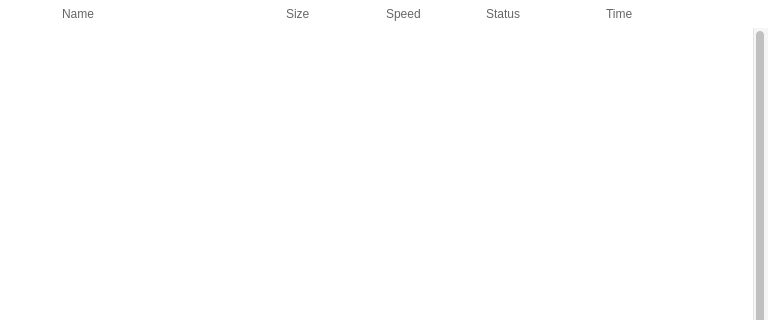
Qt form src/MEGASync/gui/linux/TransfersWidget.ui (meganz/MEGAsync) before a commit; both pictures show x 0 to 768 and y 0 to 320 of the 768 by 642 pixel window.
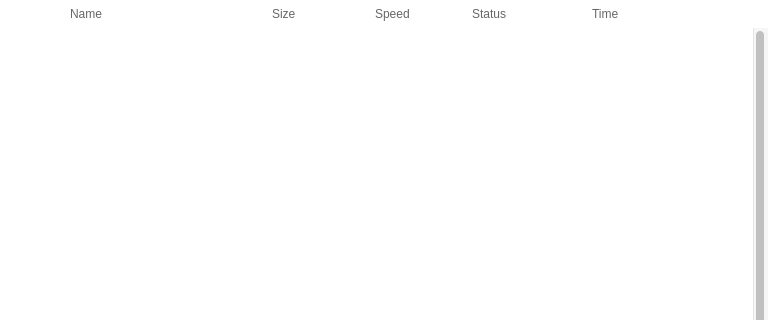
The same form after that commit. Icons and pictures are not drawn. Custom widgets are drawn as their Qt base class.

Commit message: Transfer Manager: + overquotas handling (transfer and storage), resize rework, polish UI (linux), cleanup

```diff
--- a/src/MEGASync/gui/linux/TransfersWidget.ui
+++ b/src/MEGASync/gui/linux/TransfersWidget.ui
@@ -45,23 +45,56 @@
 
 #wTableHeader QToolButton
 {
+    width: 24px;
+    min-width: 24px;
+    max-width: 24px;
+    heigth: 24px;
+    min-heigth: 24px;
+    max-heigth: 24px;
     qProperty-iconSize: 24px;
     border: none;
-	padding-left: 0;
-	margin-left: 0;
 }
 
-#wTableHeader QLabel, #wTableHeader  QPushButton
+#wPauseResumeAll
 {
+    width: 24px;
+    min-width: 24px;
+    max-width: 24px;
+    heigth: 24px;
+    min-heigth: 24px;
+    max-heigth: 24px;
+}
+
+#wTableHeader QPushButton
+{
+	color: #666666;
+	font-size: 12px;
+    text-align: left;
+	border: none;
+	margin-right: 0;
     padding: 0;
+}
+
+#lHeaderStatus, #lHeaderTime
+{
 	color: #666666;
 	font-size: 12px;
     text-align: left;
 	border: none;
-	padding-left: 0;
 	margin-left: 0;
+    padding: 0;
 }
-</string>
+
+
+#lHeaderSpeed
+{
+	color: #666666;
+	font-size: 12px;
+    text-align: left;
+	padding-left: 4px;
+	margin-left 0;
+	border: none;
+}</string>
   </property>
   <layout class="QGridLayout" name="TransfersWidgetLayout">
    <property name="sizeConstraint">
@@ -151,7 +184,7 @@
       </property>
       <property name="minimumSize">
        <size>
-        <width>692</width>
+        <width>714</width>
         <height>0</height>
        </size>
       </property>
@@ -179,36 +212,18 @@
        </property>
        <item>
         <widget class="QWidget" name="wTableHeader" native="true">
-         <property name="sizePolicy">
-          <sizepolicy hsizetype="Expanding" vsizetype="Fixed">
-           <horstretch>0</horstretch>
-           <verstretch>0</verstretch>
-          </sizepolicy>
-         </property>
-         <property name="minimumSize">
-          <size>
-           <width>700</width>
-           <height>28</height>
-          </size>
-         </property>
-         <property name="maximumSize">
-          <size>
-           <width>16777215</width>
-           <height>28</height>
-          </size>
-         </property>
          <layout class="QHBoxLayout" name="wTableHeaderLayout">
           <property name="spacing">
            <number>0</number>
           </property>
           <property name="leftMargin">
-           <number>62</number>
+           <number>70</number>
           </property>
           <property name="topMargin">
            <number>0</number>
           </property>
           <property name="rightMargin">
-           <number>22</number>
+           <number>36</number>
           </property>
           <property name="bottomMargin">
            <number>0</number>
@@ -254,13 +269,13 @@
             </property>
             <property name="minimumSize">
              <size>
-              <width>100</width>
+              <width>96</width>
               <height>28</height>
              </size>
             </property>
             <property name="maximumSize">
              <size>
-              <width>100</width>
+              <width>96</width>
               <height>28</height>
              </size>
             </property>
@@ -285,13 +300,13 @@
             </property>
             <property name="minimumSize">
              <size>
-              <width>100</width>
+              <width>104</width>
               <height>28</height>
              </size>
             </property>
             <property name="maximumSize">
              <size>
-              <width>100</width>
+              <width>104</width>
               <height>28</height>
              </size>
             </property>
@@ -361,45 +376,15 @@
           </item>
           <item>
            <widget class="QWidget" name="wPauseResumeAll" native="true">
-            <property name="sizePolicy">
-             <sizepolicy hsizetype="Fixed" vsizetype="Fixed">
-              <horstretch>0</horstretch>
-              <verstretch>0</verstretch>
-             </sizepolicy>
-            </property>
-            <property name="minimumSize">
-             <size>
-              <width>24</width>
-              <height>28</height>
-             </size>
-            </property>
-            <property name="maximumSize">
-             <size>
-              <width>24</width>
-              <height>28</height>
-             </size>
-            </property>
             <widget class="QToolButton" name="tPauseResumeAll">
              <property name="geometry">
               <rect>
                <x>0</x>
-               <y>2</y>
+               <y>0</y>
                <width>24</width>
-               <height>24</height>
+               <height>27</height>
               </rect>
              </property>
-             <property name="minimumSize">
-              <size>
-               <width>24</width>
-               <height>24</height>
-              </size>
-             </property>
-             <property name="maximumSize">
-              <size>
-               <width>24</width>
-               <height>24</height>
-              </size>
-             </property>
              <property name="toolTip">
               <string>Pause or resume all selected transfers</string>
              </property>
@@ -412,18 +397,6 @@
           </item>
           <item>
            <widget class="QToolButton" name="tCancelAll">
-            <property name="minimumSize">
-             <size>
-              <width>24</width>
-              <height>24</height>
-             </size>
-            </property>
-            <property name="maximumSize">
-             <size>
-              <width>24</width>
-              <height>24</height>
-             </size>
-            </property>
             <property name="toolTip">
              <string>Cancel all selected transfers</string>
             </property>
```
The commit also changes 13 other files.
